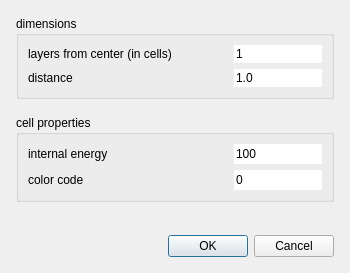
Before: the Qt Designer form source/Gui/NewHexagonDialog.ui in chrxh/alien, drawn with Qt 5.
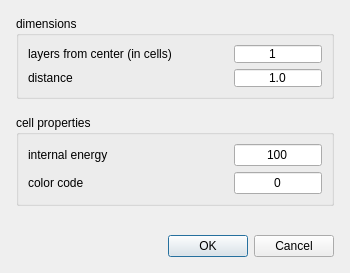
After: the same form once the commit is applied.

What changed in the file:
```diff
--- a/source/Gui/NewHexagonDialog.ui
+++ b/source/Gui/NewHexagonDialog.ui
@@ -57,7 +57,10 @@
          <string>100</string>
         </property>
         <property name="frame">
-         <bool>false</bool>
+         <bool>true</bool>
+        </property>
+        <property name="alignment">
+         <set>Qt::AlignCenter</set>
         </property>
        </widget>
       </item>
@@ -77,7 +80,10 @@
          <string>0</string>
         </property>
         <property name="frame">
-         <bool>false</bool>
+         <bool>true</bool>
+        </property>
+        <property name="alignment">
+         <set>Qt::AlignCenter</set>
         </property>
        </widget>
       </item>
@@ -115,7 +121,10 @@
          <string>1</string>
         </property>
         <property name="frame">
-         <bool>false</bool>
+         <bool>true</bool>
+        </property>
+        <property name="alignment">
+         <set>Qt::AlignCenter</set>
         </property>
        </widget>
       </item>
@@ -132,7 +141,10 @@
          <string>1.0</string>
         </property>
         <property name="frame">
-         <bool>false</bool>
+         <bool>true</bool>
+        </property>
+        <property name="alignment">
+         <set>Qt::AlignCenter</set>
         </property>
        </widget>
       </item>
```
